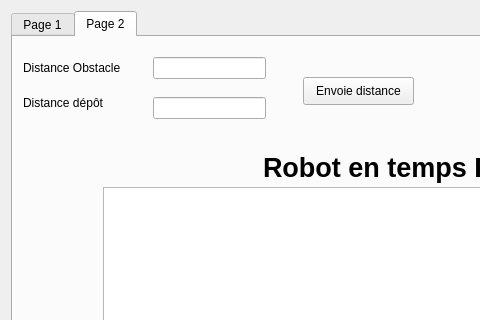
Natael21/S3GROProjet-master, file S3GROProjet-master/IdentificationParams/identification_Qt/mainwindow.ui: the form before one commit; both pictures show x 0 to 480 and y 0 to 320 of the 854 by 618 pixel window.
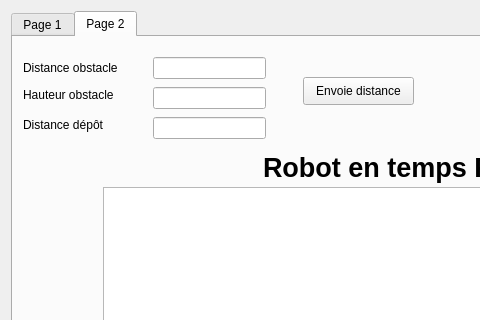
The form after the commit. The open tabs and pages were chosen to show the change. Custom widgets are drawn as their Qt base class.

Diff of the .ui file:
```diff
--- a/S3GROProjet-master/IdentificationParams/identification_Qt/mainwindow.ui
+++ b/S3GROProjet-master/IdentificationParams/identification_Qt/mainwindow.ui
@@ -18,7 +18,7 @@
   </property>
   <widget class="QWidget" name="centralWidget">
    <layout class="QGridLayout" name="gridLayout">
-    <item row="4" column="0">
+    <item row="0" column="0">
      <widget class="QTabWidget" name="tabWidget">
       <property name="currentIndex">
        <number>0</number>
@@ -556,22 +556,22 @@
         <property name="geometry">
          <rect>
           <x>10</x>
-          <y>10</y>
+          <y>20</y>
           <width>111</width>
-          <height>41</height>
+          <height>21</height>
          </rect>
         </property>
         <property name="text">
-         <string>Distance Obstacle</string>
+         <string>Distance obstacle</string>
         </property>
        </widget>
        <widget class="QLabel" name="label_27">
         <property name="geometry">
          <rect>
           <x>10</x>
-          <y>50</y>
+          <y>80</y>
           <width>101</width>
-          <height>31</height>
+          <height>16</height>
          </rect>
         </property>
         <property name="text">
@@ -608,11 +608,11 @@
          </rect>
         </property>
        </widget>
-       <widget class="QLineEdit" name="distanceDepot">
+       <widget class="QLineEdit" name="hauteurObstacle">
         <property name="geometry">
          <rect>
           <x>140</x>
-          <y>60</y>
+          <y>50</y>
           <width>113</width>
           <height>22</height>
          </rect>
@@ -631,6 +631,29 @@
          <string>Envoie distance</string>
         </property>
        </widget>
+       <widget class="QLineEdit" name="distanceDepot">
+        <property name="geometry">
+         <rect>
+          <x>140</x>
+          <y>80</y>
+          <width>113</width>
+          <height>22</height>
+         </rect>
+        </property>
+       </widget>
+       <widget class="QLabel" name="label_29">
+        <property name="geometry">
+         <rect>
+          <x>10</x>
+          <y>50</y>
+          <width>111</width>
+          <height>16</height>
+         </rect>
+        </property>
+        <property name="text">
+         <string>Hauteur obstacle</string>
+        </property>
+       </widget>
       </widget>
      </widget>
     </item>
```
Left out of the diff: 2 changed lines with no effect on the pictures.
